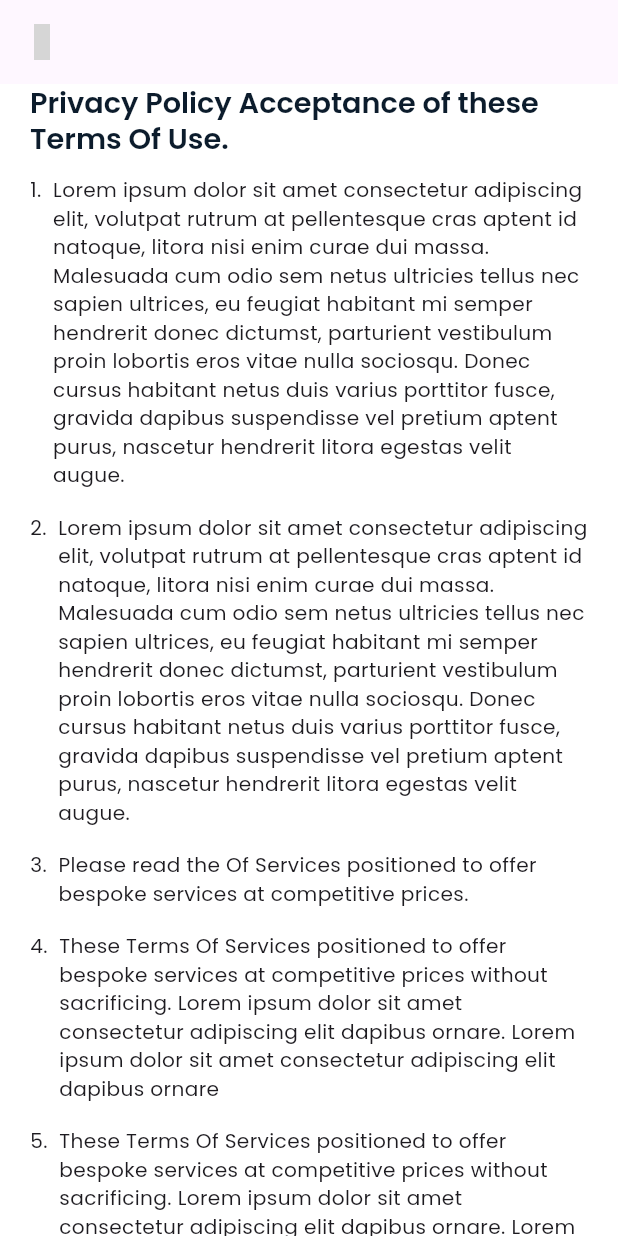
After one commit to zubairbhuian/foster_respite, a Flutter app: the PrivacyPolicyView screen opened directly, on a phone screen of 412 x 824 dp. The commit adds this screen. Run offline on Flutter 3.47's test engine with Material 3 defaults, Android fonts, the phone set to English and light mode, and no system bars; our stand-ins replace carousel_slider, country_picker, dio, dotted_border, flutter_native_splash, flutter_rating_bar and 10 more; accounts and stored records are empty; statements that could not run were skipped; grey boxes are pictures that could not be loaded.

Commit message:
all ui done

```diff
--- a/lib/app/modules/auth/widgets/upload_documents.dart
+++ b/lib/app/modules/auth/widgets/upload_documents.dart
@@ -116,7 +116,7 @@ class UploadDocuments extends GetView<AuthController> {
                   controller.pageIncrement();
                   Preferences.isRespiteProvider =
                       controller.isRespiteProvider.value;
-                  Get.offAndToNamed(Routes.ENTRY_POINT);
+                  Get.offAllNamed(Routes.GO_PREMIUM);
                 },
                 child: const Text(
                   "Continue",
--- a/lib/app/modules/bookings/views/respit_provider_bookings_view.dart
+++ b/lib/app/modules/bookings/views/respit_provider_bookings_view.dart
@@ -66,10 +66,10 @@ class RespitProviderBookingsView extends GetView<BookingsController> {
                         0,
                   ),
                   RespitProviderBookingsTab(
-                    tabIndex:0,
+                    tabIndex:1,
                   ),
                   RespitProviderBookingsTab(
-                    tabIndex:0,
+                    tabIndex:2,
                   ),
                 ],
               ),
--- a/lib/app/modules/goPremium/views/go_premium_view.dart
+++ b/lib/app/modules/goPremium/views/go_premium_view.dart
@@ -1,5 +1,6 @@
 import 'package:flutter/material.dart';
 import 'package:flutter_screenutil/flutter_screenutil.dart';
+import 'package:foster_respite/app/routes/app_pages.dart';
 import 'package:foster_respite/app/widgets/custom_btn.dart';
 
 import 'package:get/get.dart';
@@ -104,7 +105,7 @@ class GoPremiumView extends GetView<GoPremiumController> {
             height: 32,
             child: InkWell(
               onTap: () {
-                Get.back();
+                Get.offAndToNamed(Routes.ENTRY_POINT);
               },
               child: const Icon(
                 Icons.close,
--- /dev/null
+++ b/lib/app/modules/profile/views/privacy_policy_view.dart
@@ -0,0 +1,72 @@
+import 'package:flutter/material.dart';
+import 'package:flutter_screenutil/flutter_screenutil.dart';
+import 'package:foster_respite/app/widgets/appbar.dart';
+
+import 'package:get/get.dart';
+
+class PrivacyPolicyView extends GetView {
+  const PrivacyPolicyView({super.key});
+  @override
+  Widget build(BuildContext context) {
+    ThemeData theme = Theme.of(context);
+    return Scaffold(
+      appBar: const CustomAppBar(),
+      body: SingleChildScrollView(
+        padding: const EdgeInsets.symmetric(horizontal: 20),
+        child: Column(
+          children: [
+            Text(
+              'Privacy Policy Acceptance of these Terms Of Use.',
+              style: theme.textTheme.titleLarge,
+            ),
+            SizedBox(height: 14.sp),
+            _row(theme,
+                index: "1",
+                text:
+                    "Lorem ipsum dolor sit amet consectetur adipiscing elit, volutpat rutrum at pellentesque cras aptent id natoque, litora nisi enim curae dui massa. Malesuada cum odio sem netus ultricies tellus nec sapien ultrices, eu feugiat habitant mi semper hendrerit donec dictumst, parturient vestibulum proin lobortis eros vitae nulla sociosqu. Donec cursus habitant netus duis varius porttitor fusce, gravida dapibus suspendisse vel pretium aptent purus, nascetur hendrerit litora egestas velit augue."),
+            _row(theme,
+                index: "2",
+                text:
+                    "Lorem ipsum dolor sit amet consectetur adipiscing elit, volutpat rutrum at pellentesque cras aptent id natoque, litora nisi enim curae dui massa. Malesuada cum odio sem netus ultricies tellus nec sapien ultrices, eu feugiat habitant mi semper hendrerit donec dictumst, parturient vestibulum proin lobortis eros vitae nulla sociosqu. Donec cursus habitant netus duis varius porttitor fusce, gravida dapibus suspendisse vel pretium aptent purus, nascetur hendrerit litora egestas velit augue."),
+            _row(theme,
+                index: "3",
+                text:
+                    "Please read the Of Services positioned to offer bespoke services at competitive prices."),
+            _row(theme,
+                index: "4",
+                text:
+                    "These Terms Of Services positioned to offer bespoke services at competitive prices without sacrificing. Lorem ipsum dolor sit amet consectetur adipiscing elit dapibus ornare. Lorem ipsum dolor sit amet consectetur adipiscing elit dapibus ornare"),
+            _row(theme,
+                index: "5",
+                text:
+                    "These Terms Of Services positioned to offer bespoke services at competitive prices without sacrificing. Lorem ipsum dolor sit amet consectetur adipiscing elit dapibus ornare. Lorem ipsum dolor sit amet consectetur adipiscing elit dapibus ornare")
+          ],
+        ),
+      ),
+    );
+  }
+
+  Widget _row(
+    ThemeData theme, {
+    required String index,
+    required String text,
+  }) {
+    return Row(
+      mainAxisAlignment: MainAxisAlignment.start,
+      crossAxisAlignment: CrossAxisAlignment.start,
+      children: [
+        Text(
+          '$index.',
+          style: theme.textTheme.bodyMedium,
+        ),
+        SizedBox(width: 8.sp),
+        Expanded(
+          child: Text(
+            text,
+            style: theme.textTheme.bodyMedium,
+          ),
+        ),
+      ],
+    ).marginOnly(bottom: 16);
+  }
+}
--- a/lib/app/widgets/my_bottom_sheet.dart
+++ b/lib/app/widgets/my_bottom_sheet.dart
@@ -32,6 +32,7 @@ class MyBottomSheet {
                     right: 16,
                     child: InkWell(
                       onTap: () => Get.back(),
+                      splashFactory: NoSplash.splashFactory,
                       child: Container(
                           width: 28,
                           height: 28,
@@ -77,6 +78,7 @@ class MyBottomSheet {
                     right: 16,
                     child: InkWell(
                       onTap: () => Get.back(),
+                      splashFactory: NoSplash.splashFactory,
                       child: Container(
                           width: 28,
                           height: 28,
```
Also changed, not shown: lib/app/modules/home/views/home_view.dart (+47 -5 lines), lib/app/modules/profile/views/my_additional_information_view.dart (+26 -2 lines), lib/app/modules/profile/views/profile_view.dart (+8 -2 lines), lib/app/modules/profile/views/terms_and_conditions_view.dart (added, +57 -0 lines).
